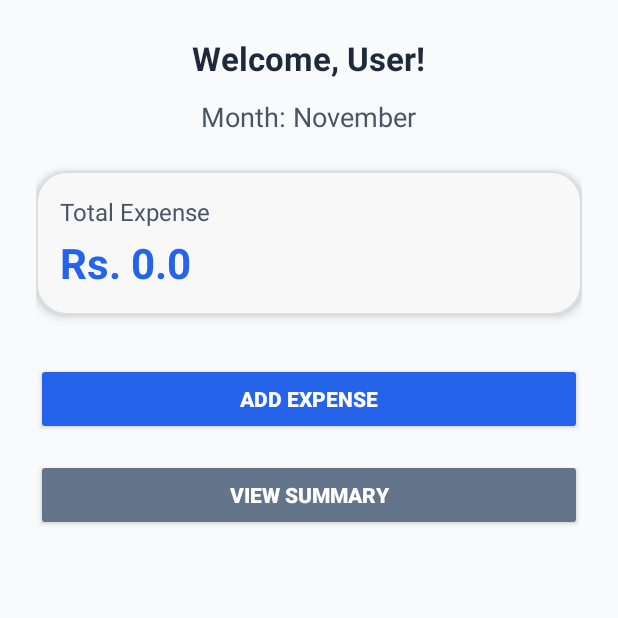
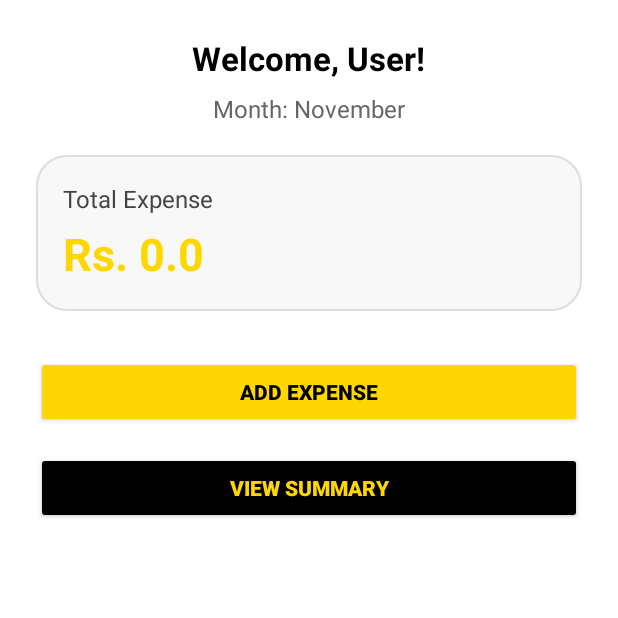
Before and after one commit to haidercentegy/ExpenseTrackerApp, an Android app built with Jetpack Compose: the MainActivity screen opened directly, with no data from a screen before it, on a phone screen of 412 x 824 dp, the top half of it. Run offline under Robolectric (Android 15) with nearby library versions, the phone set to English and light mode, and no system bars.

```diff
--- a/app/src/main/res/layout/activity_main.xml
+++ b/app/src/main/res/layout/activity_main.xml
@@ -1,45 +1,43 @@
 <?xml version="1.0" encoding="utf-8"?>
 <LinearLayout xmlns:android="http://schemas.android.com/apk/res/android"
-    xmlns:tools="http://schemas.android.com/tools"
     android:layout_width="match_parent"
     android:layout_height="match_parent"
     android:orientation="vertical"
     android:padding="24dp"
     android:gravity="center_horizontal"
-    android:background="#F9FAFB"
-    tools:context=".MainActivity">
+    android:background="@color/white">
 
     <TextView
         android:id="@+id/tvWelcome"
         android:text="Welcome!"
         android:textSize="22sp"
         android:textStyle="bold"
-        android:textColor="#1E293B"
-        android:layout_marginBottom="12dp"
+        android:textColor="@color/black"
+        android:layout_marginBottom="8dp"
         android:layout_width="wrap_content"
         android:layout_height="wrap_content" />
 
     <TextView
         android:id="@+id/tvMonth"
-        android:text="Month: "
-        android:textSize="18sp"
-        android:textColor="#475569"
-        android:layout_marginBottom="24dp"
+        android:text="Month: January"
+        android:textSize="16sp"
+        android:textColor="#666666"
+        android:layout_marginBottom="20dp"
         android:layout_width="wrap_content"
         android:layout_height="wrap_content" />
 
+    <!-- Gold Card -->
     <LinearLayout
         android:layout_width="match_parent"
         android:layout_height="wrap_content"
         android:orientation="vertical"
-        android:padding="16dp"
+        android:padding="18dp"
         android:background="@drawable/rounded_card"
-        android:elevation="4dp"
-        android:layout_marginBottom="32dp">
+        android:layout_marginBottom="30dp">
 
         <TextView
             android:text="Total Expense"
-            android:textColor="#475569"
+            android:textColor="#444444"
             android:textSize="16sp"
             android:layout_width="wrap_content"
             android:layout_height="wrap_content" />
@@ -47,10 +45,10 @@
         <TextView
             android:id="@+id/tvTotalExpense"
             android:text="Rs. 0"
-            android:textSize="28sp"
+            android:textSize="30sp"
             android:textStyle="bold"
-            android:textColor="#2563EB"
-            android:layout_marginTop="4dp"
+            android:textColor="@color/gold"
+            android:layout_marginTop="5dp"
             android:layout_width="wrap_content"
             android:layout_height="wrap_content" />
     </LinearLayout>
@@ -58,22 +56,21 @@
     <Button
         android:id="@+id/btnAddExpense"
         android:text="Add Expense"
+        android:layout_marginBottom="16dp"
+        android:backgroundTint="@color/gold"
+        android:textColor="@color/black"
+        android:textStyle="bold"
         android:layout_width="match_parent"
-        android:layout_height="wrap_content"
-        android:padding="14dp"
-        android:backgroundTint="#2563EB"
-        android:textColor="#FFFFFF"
-        android:textStyle="bold"
-        android:layout_marginBottom="16dp" />
+        android:layout_height="wrap_content" />
+
 
     <Button
         android:id="@+id/btnViewSummary"
         android:text="View Summary"
+        android:backgroundTint="@color/black"
+        android:textColor="@color/gold"
+        android:textStyle="bold"
         android:layout_width="match_parent"
-        android:layout_height="wrap_content"
-        android:padding="14dp"
-        android:backgroundTint="#64748B"
-        android:textColor="#FFFFFF"
-        android:textStyle="bold" />
+        android:layout_height="wrap_content" />
 
 </LinearLayout>
```
Also changed, not shown: app/src/main/res/layout/activity_add_expense.xml (+29 -27 lines), app/src/main/res/layout/activity_summary.xml (+14 -13 lines).
